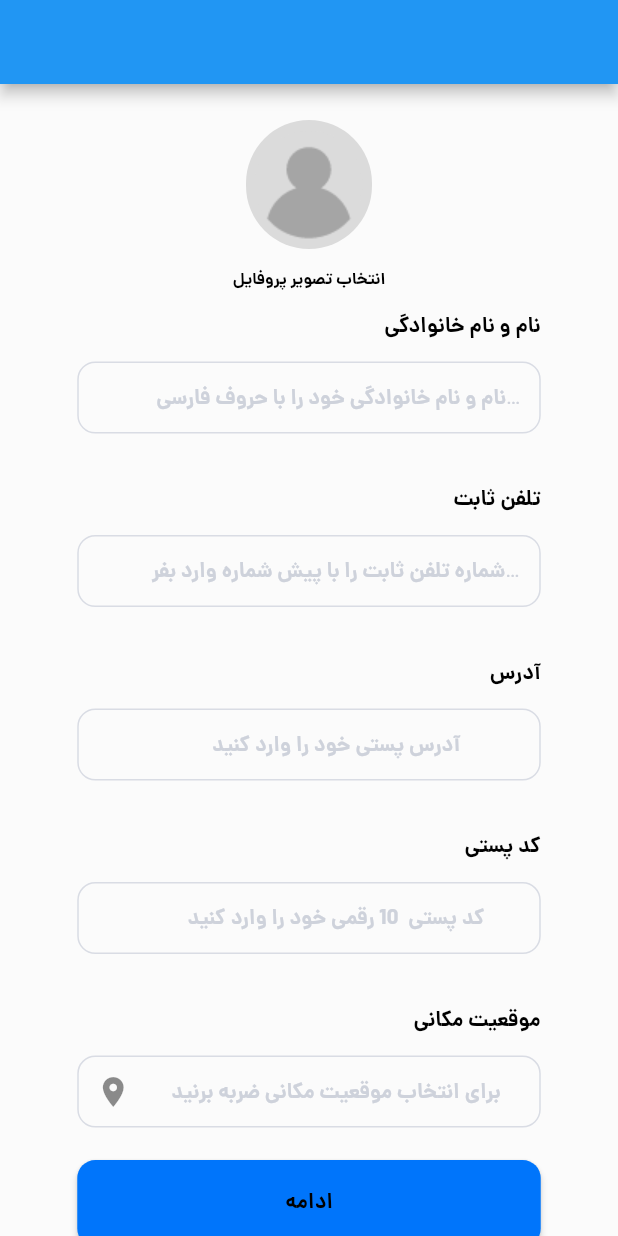
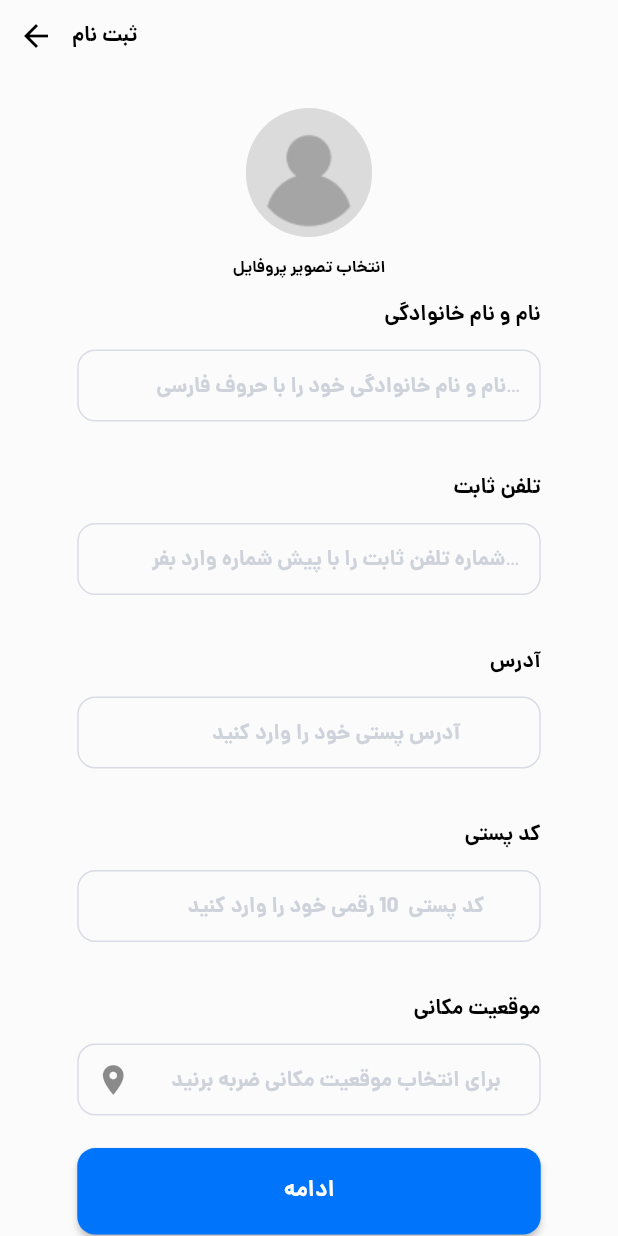
Before and after one commit to MrNIMA87/Watch_Store, a Flutter app: the screen it shows after launch, on a phone screen of 412 x 824 dp. Run offline on Flutter 3.47's test engine with Material 2 defaults, Android fonts, the phone set to English and light mode, and no system bars; our stand-ins replace flutter_svg.

Commit message:
add style to all text

```diff
--- a/lib/components/text_style.dart
+++ b/lib/components/text_style.dart
@@ -22,4 +22,16 @@ class LightAppTextStyle {
     color: LightAppColors.title,
     fontWeight: FontWeight.w400,
   );
+    static const TextStyle mainButton = TextStyle(
+    fontFamily: FontFamily.dana,
+    fontSize: 15,
+    color: LightAppColors.mainButtonText,
+    fontWeight: FontWeight.w500,
+  );
+      static const TextStyle primaryThemeTextStyle = TextStyle(
+    fontFamily: FontFamily.dana,
+    fontSize: 15,
+    color: LightAppColors.primaryColor,
+    fontWeight: FontWeight.w500,
+  );
 }
--- a/lib/resource/colors.dart
+++ b/lib/resource/colors.dart
@@ -15,4 +15,6 @@ class LightAppColors {
   static const Color primaryColor = Color.fromARGB(255, 0, 117, 251);
   static const Color focusedTextField = Colors.white;
   static const Color unfocusedTextField = Color.fromARGB(255, 251, 251, 251);
+  static const Color mainButtonText = Color.fromARGB(255, 255, 255, 255);
+
 }
--- a/lib/screens/get_otp_scree.dart
+++ b/lib/screens/get_otp_scree.dart
@@ -1,5 +1,6 @@
 import 'package:flutter/material.dart';
 import 'package:watch_store/components/extension.dart';
+import 'package:watch_store/components/text_style.dart';
 import 'package:watch_store/gen/assets.gen.dart';
 import 'package:watch_store/resource/dimens.dart';
 import 'package:watch_store/resource/strings.dart';
@@ -25,10 +26,17 @@ class GetOtpScreen extends StatelessWidget {
             //
             AppDimens.medium.height,
             //text
-            Text(AppString.otpCodeSendFor.replaceAll(AppString.replace, '09129666')),
+            Text(
+              AppString.otpCodeSendFor
+                  .replaceAll(AppString.replace, '09129666'),
+              style: LightAppTextStyle.title,
+            ),
             //
             AppDimens.small.height,
-            Text(AppString.wrongNumberEditNumber),
+            const Text(
+              AppString.wrongNumberEditNumber,
+              style: LightAppTextStyle.primaryThemeTextStyle,
+            ),
             //sized box
             AppDimens.large.height,
             //enter number phone
@@ -39,9 +47,10 @@ class GetOtpScreen extends StatelessWidget {
               controller: _controller,
             ),
             //main button
-            MainButton(text: AppString.next, onPressed: () {
-
-            },)
+            MainButton(
+              text: AppString.next,
+              onPressed: () {},
+            )
           ],
         ),
       )),
--- a/lib/screens/register_screen.dart
+++ b/lib/screens/register_screen.dart
@@ -1,5 +1,6 @@
 import 'package:flutter/material.dart';
 import 'package:watch_store/components/extension.dart';
+import 'package:watch_store/components/text_style.dart';
 import 'package:watch_store/resource/dimens.dart';
 import 'package:watch_store/resource/strings.dart';
 import 'package:watch_store/widgets/app_text_field.dart';
@@ -12,10 +13,26 @@ class RegisterScreen extends StatelessWidget {
 
   @override
   Widget build(BuildContext context) {
-    return Scaffold(
-      appBar: AppBar(),
-      body: SafeArea(
-        child: SizedBox(
+    Size size = MediaQuery.sizeOf(context);
+    return SafeArea(
+      child: Scaffold(
+        appBar: PreferredSize(
+          preferredSize: Size(size.width, size.height * .1),
+          child: Row(
+            children: [
+              IconButton(
+                onPressed: () {},
+                icon: const Icon(Icons.arrow_back),
+              ),
+              //
+              const Text(
+                AppString.register,
+                style: LightAppTextStyle.title,
+              )
+            ],
+          ),
+        ),
+        body: SizedBox(
           width: double.infinity,
           child: SingleChildScrollView(
             child: Column(
@@ -52,12 +69,12 @@ class RegisterScreen extends StatelessWidget {
                 AppTextField(
                   lable: AppString.location,
                   hint: AppString.hintLocation,
-                  icon:const Icon(Icons.location_on),
+                  icon: const Icon(Icons.location_on),
                   controller: _controller,
                 ),
                 //main button
-                MainButton(text: AppString.next, onPressed: (){}),
-                 AppDimens.large.height,
+                MainButton(text: AppString.next, onPressed: () {}),
+                AppDimens.large.height,
               ],
             ),
           ),
--- a/lib/widgets/main_button.dart
+++ b/lib/widgets/main_button.dart
@@ -16,7 +16,7 @@ class MainButton extends StatelessWidget {
       child: ElevatedButton(
         style: AppButtonStyle.mainButtonStyle,
         onPressed: onPressed,
-        child: Text(text, style: LightAppTextStyle.title,),
+        child: Text(text, style: LightAppTextStyle.mainButton,),
       ),
     );
   }
```
